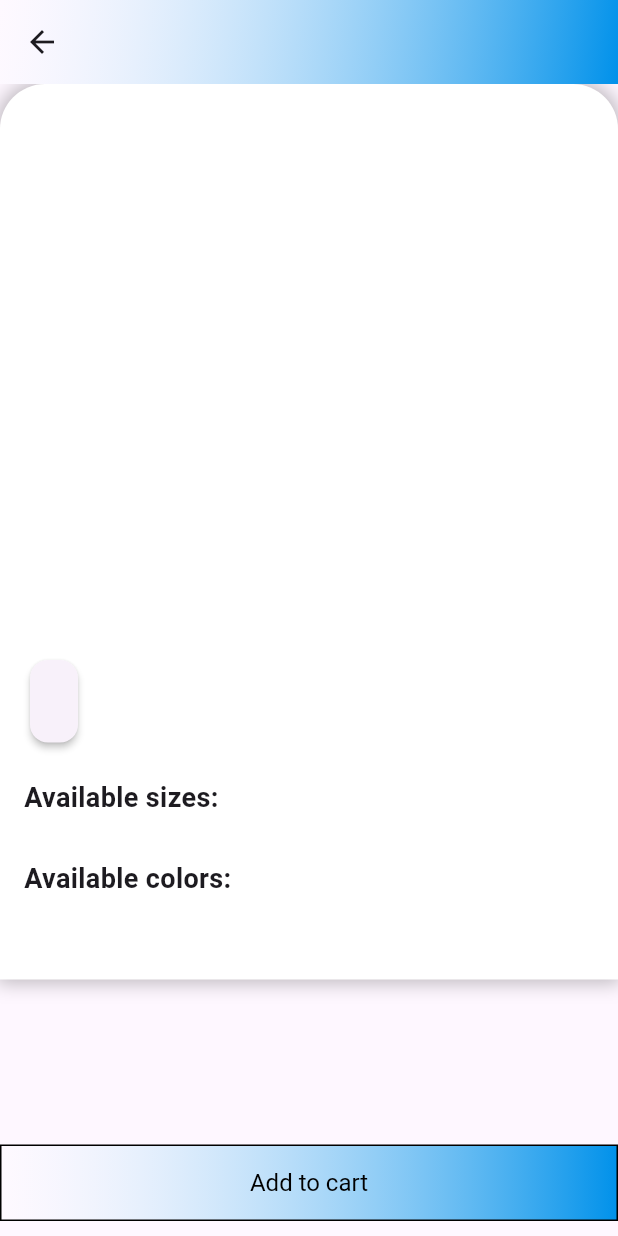
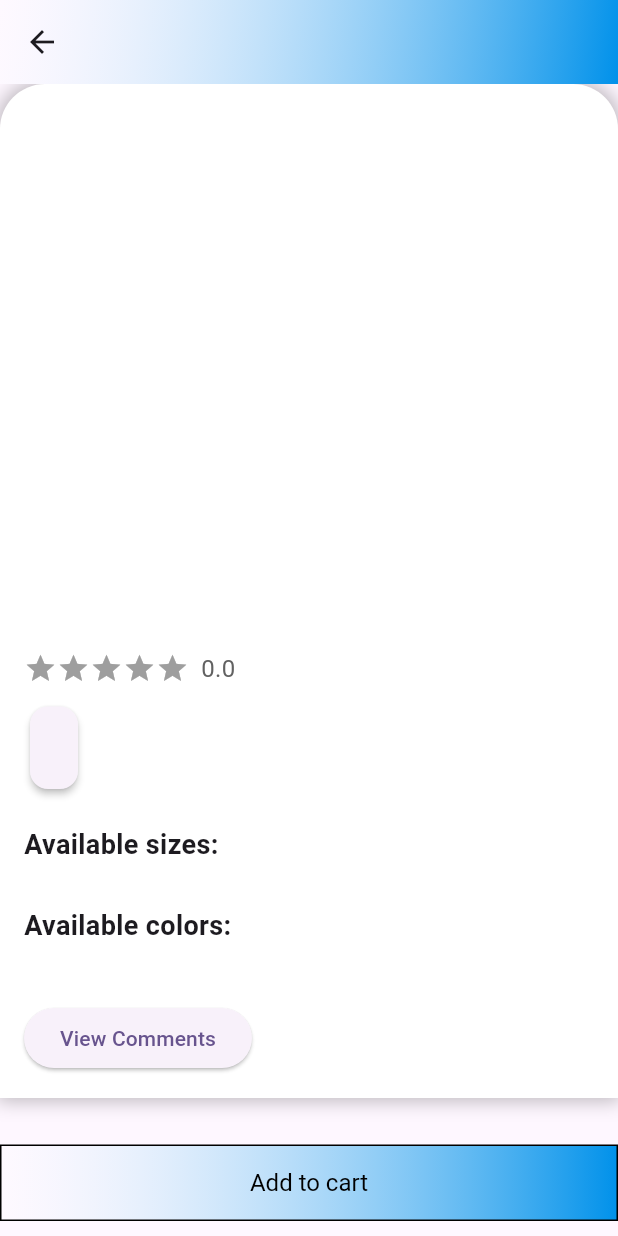
Before and after one commit to phamtuan7898/app_neaker-master, a Flutter app: the ProductDetail screen opened directly with empty values, on a phone screen of 412 x 824 dp. Run offline on Flutter 3.47's test engine with Material 3 defaults, Android fonts, the phone set to English and light mode, and no system bars; drawn by our look-alikes of flutter_rating_bar; our stand-ins replace image_picker, shared_preferences; accounts and stored records are empty; network calls fail.

Commit message:
Thêm tính năng comment và đánh giá rating sản phẩm

```diff
--- a/lib/product_screen/product_detail.dart
+++ b/lib/product_screen/product_detail.dart
@@ -1,11 +1,12 @@
 import 'package:app_neaker/models/carts_model.dart';
 import 'package:app_neaker/models/products_model.dart';
 import 'package:app_neaker/models/user_model.dart';
+import 'package:app_neaker/product_screen/comment_screen.dart';
 import 'package:app_neaker/service/cart_service.dart';
-import 'package:flutter/material.dart';
+import 'package:flutter_rating_bar/flutter_rating_bar.dart';
 import 'package:flutter/material.dart';
 
-class ProductDetail extends StatelessWidget {
+class ProductDetail extends StatefulWidget {
   final ProductModel product;
   final UserModel? user; // Make user parameter nullable
 
@@ -15,11 +16,16 @@ class ProductDetail extends StatelessWidget {
   });
 
   @override
+  State<ProductDetail> createState() => _ProductDetailState();
+}
+
+class _ProductDetailState extends State<ProductDetail> {
+  @override
   Widget build(BuildContext context) {
     return Scaffold(
       appBar: AppBar(
         title: Text(
-          product.productName,
+          widget.product.productName,
           style: TextStyle(fontWeight: FontWeight.w600),
         ),
         centerTitle: true,
@@ -60,6 +66,21 @@ class ProductDetail extends StatelessWidget {
               SizedBox(height: 20),
               _buildAvailableColors(),
               SizedBox(height: 30),
+              // Add the comment button here
+              ElevatedButton(
+                onPressed: () {
+                  Navigator.push(
+                    context,
+                    MaterialPageRoute(
+                      builder: (context) => CommentScreen(
+                        productId: widget.product.id,
+                        user: widget.user,
+                      ),
+                    ),
+                  );
+                },
+                child: Text('View Comments'),
+              ),
             ],
           ),
         ),
@@ -72,12 +93,12 @@ class ProductDetail extends StatelessWidget {
     return Container(
       height: 300,
       child: PageView.builder(
-        itemCount: product.image.length,
+        itemCount: widget.product.image.length,
         itemBuilder: (context, index) {
           return ClipRRect(
             borderRadius: BorderRadius.circular(12.0),
             child: Image.network(
-              product.image[index],
+              widget.product.image[index],
               fit: BoxFit.cover,
             ),
           );
@@ -87,12 +108,15 @@ class ProductDetail extends StatelessWidget {
   }
 
   Widget _buildTitleAndPrice() {
-    return Row(
+    return Column(
+      crossAxisAlignment: CrossAxisAlignment.start,
+      children: [
+        Row(
           mainAxisAlignment: MainAxisAlignment.spaceBetween,
           children: [
             Expanded(
               child: Text(
-            product.productName,
+                widget.product.productName,
                 style: TextStyle(
                   fontSize: 24,
                   fontWeight: FontWeight.bold,
@@ -101,10 +125,39 @@ class ProductDetail extends StatelessWidget {
               ),
             ),
             Text(
-          product.price,
+              widget.product.price,
               style: TextStyle(
                 fontSize: 20,
                 color: Colors.blueAccent,
+              ),
+            ),
+          ],
+        ),
+        SizedBox(height: 8),
+        _buildRatingBar(),
+      ],
+    );
+  }
+
+  Widget _buildRatingBar() {
+    return Row(
+      children: [
+        RatingBarIndicator(
+          rating: widget.product.rating,
+          itemBuilder: (context, index) => Icon(
+            Icons.star,
+            color: Colors.amber,
+          ),
+          itemCount: 5,
+          itemSize: 22.0,
+          direction: Axis.horizontal,
+        ),
+        SizedBox(width: 8),
+        Text(
+          '${widget.product.rating.toStringAsFixed(1)}',
+          style: TextStyle(
+            color: Colors.grey[700],
+            fontSize: 16,
           ),
         ),
       ],
@@ -117,7 +170,7 @@ class ProductDetail extends StatelessWidget {
       child: Padding(
         padding: const EdgeInsets.all(16.0),
         child: Text(
-          product.description,
+          widget.product.description,
           style: TextStyle(fontSize: 16, color: Colors.grey[700]),
         ),
       ),
@@ -135,7 +188,7 @@ class ProductDetail extends StatelessWidget {
         SizedBox(height: 8.0),
         Wrap(
           spacing: 8.0,
-          children: product.size.map((size) {
+          children: widget.product.size.map((size) {
             return Chip(
               label: Text(size),
               backgroundColor: Colors.blue[100],
@@ -161,7 +214,7 @@ class ProductDetail extends StatelessWidget {
         ),
         SizedBox(height: 8.0),
         Row(
-          children: product.color.map((colorHex) {
+          children: widget.product.color.map((colorHex) {
             Color color = Color(int.parse(colorHex));
             return Container(
               width: 30,
@@ -201,7 +254,7 @@ class ProductDetail extends StatelessWidget {
         ),
         child: ElevatedButton(
           onPressed: () {
-            if (user != null) {
+            if (widget.user != null) {
               _showQuantityDialog(context);
             } else {
               // Show login dialog or navigate to login screen
@@ -238,7 +291,7 @@ class ProductDetail extends StatelessWidget {
   }
 
   void _showQuantityDialog(BuildContext context) {
-    if (user == null) return; // Early return if no user
+    if (widget.user == null) return; // Early return if no user
 
     int quantity = 1;
     showDialog(
@@ -284,24 +337,25 @@ class ProductDetail extends StatelessWidget {
               onPressed: () => Navigator.of(context).pop(),
             ),
             TextButton(
-              child: Text('More'),
+              child: Text('Add'),
               onPressed: () async {
                 CartItem cartItem = CartItem(
                   id: '', // MongoDB will generate this
-                  userId: user!.id, // Safe to use ! here as we checked above
-                  productId: product.id,
-                  productName: product.productName,
-                  price: product.price,
+                  userId:
+                      widget.user!.id, // Safe to use ! here as we checked above
+                  productId: widget.product.id,
+                  productName: widget.product.productName,
+                  price: widget.product.price,
                   quantity: quantity,
                 );
 
                 try {
-                  await CartService().addCartItem(user!.id, cartItem);
+                  await CartService().addCartItem(widget.user!.id, cartItem);
                   Navigator.of(context).pop();
                   ScaffoldMessenger.of(context).showSnackBar(
                     SnackBar(
                       content: Text(
-                          '${product.productName} has been added to cart!'),
+                          '${widget.product.productName} has been added to cart!'),
                     ),
                   );
                 } catch (e) {
--- a/lib/service/api_service.dart
+++ b/lib/service/api_service.dart
@@ -5,7 +5,7 @@ import 'package:http/http.dart' as http;
 import 'package:shared_preferences/shared_preferences.dart';
 
 class ApiService {
-  final String baseUrl = 'http://192.168.1.8:5002';
+  final String baseUrl = 'http://192.168.1.13:5002';
 
   Future<UserModel?> getUserProfile(String userId) async {
     try {
--- a/lib/service/auth_service .dart
+++ b/lib/service/auth_service .dart
@@ -4,7 +4,7 @@ import 'package:http/http.dart' as http;
 import 'package:shared_preferences/shared_preferences.dart' as prefs;
 
 class AuthService {
-  final String apiUrl = 'http://192.168.1.8:5002';
+  final String apiUrl = 'http://192.168.1.13:5002';
   static const String USER_KEY = 'current_user';
   static UserModel? _currentUser;
 
--- a/lib/service/cart_service.dart
+++ b/lib/service/cart_service.dart
@@ -3,7 +3,7 @@ import 'package:app_neaker/models/carts_model.dart';
 import 'package:http/http.dart' as http;
 
 class CartService {
-  final String apiUrl = 'http://192.168.1.8:5002';
+  final String apiUrl = 'http://192.168.1.13:5002';
 
   // Helper method to handle MongoDB ObjectId conversion
   String normalizeId(String id) {
--- a/lib/service/order_service.dart
+++ b/lib/service/order_service.dart
@@ -3,7 +3,7 @@ import 'package:app_neaker/models/order_model.dart';
 import 'package:http/http.dart' as http;
 
 class OrderService {
-  final String apiUrl = 'http://192.168.1.8:5002';
+  final String apiUrl = 'http://192.168.1.13:5002';
 
   Future<List<Order>> fetchOrders(String userId) async {
     try {
--- a/lib/service/product_service.dart
+++ b/lib/service/product_service.dart
@@ -7,7 +7,7 @@ import 'package:http/http.dart' as http;
 import 'package:image_picker/image_picker.dart';
 
 class ProductService {
-  final String apiUrl = 'http://192.168.1.8:5002';
+  final String apiUrl = 'http://192.168.1.13:5002';
   final ImagePicker _picker = ImagePicker();
 
   String _formatPriceForApi(String price) {
--- a/pubspec.yaml
+++ b/pubspec.yaml
@@ -44,6 +44,7 @@ dependencies:
   path: ^1.9.0
   assets: ^0.0.1
   convert: ^3.1.2
+  flutter_rating_bar: ^4.0.1
 
 dev_dependencies:
   flutter_test:
```
Also changed, not shown: lib/models/comment_model.dart (added, +41 -0 lines), lib/product_screen/comment_screen.dart (added, +222 -0 lines), lib/service/comment_service.dart (added, +60 -0 lines), pubspec.lock, 2 other files. Lines whose indentation alone changed are shown as unchanged.
